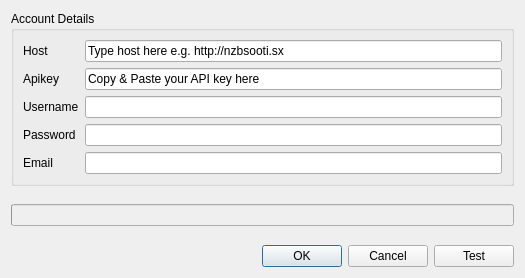
This is gui/dlgnewznab.ui in ensisoft/newsflash-plus as Qt 5 draws it before an edit. The edited form follows.
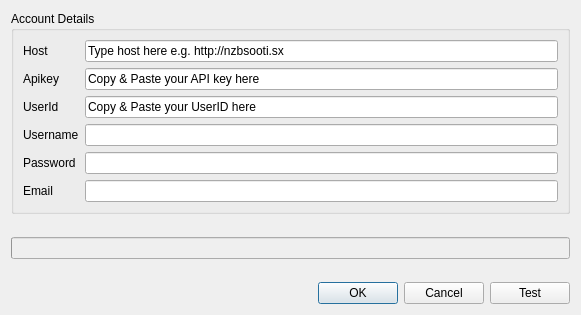
This is the edited form.

The edit to the form file:
```diff
--- a/gui/dlgnewznab.ui
+++ b/gui/dlgnewznab.ui
@@ -6,8 +6,8 @@
    <rect>
     <x>0</x>
     <y>0</y>
-    <width>525</width>
-    <height>278</height>
+    <width>581</width>
+    <height>315</height>
    </rect>
   </property>
   <property name="windowTitle">
@@ -109,6 +109,16 @@
      <layout class="QVBoxLayout" name="verticalLayout">
       <item>
        <layout class="QGridLayout" name="gridLayout">
+        <item row="3" column="2">
+         <widget class="QLineEdit" name="editUsername">
+          <property name="enabled">
+           <bool>true</bool>
+          </property>
+          <property name="readOnly">
+           <bool>true</bool>
+          </property>
+         </widget>
+        </item>
         <item row="0" column="0">
          <widget class="QLabel" name="label">
           <property name="text">
@@ -116,7 +126,7 @@
           </property>
          </widget>
         </item>
-        <item row="0" column="1">
+        <item row="0" column="2">
          <widget class="QLineEdit" name="editHost">
           <property name="text">
            <string>Type host here e.g. http://nzbsooti.sx</string>
@@ -138,7 +148,7 @@
           </property>
          </widget>
         </item>
-        <item row="1" column="1">
+        <item row="1" column="2">
          <widget class="QLineEdit" name="editKey">
           <property name="toolTip">
            <string>&lt;!DOCTYPE HTML PUBLIC &quot;-//W3C//DTD HTML 4.0//EN&quot; &quot;http://www.w3.org/TR/REC-html40/strict.dtd&quot;&gt;
@@ -153,7 +163,7 @@
           </property>
          </widget>
         </item>
-        <item row="2" column="0">
+        <item row="3" column="0">
          <widget class="QLabel" name="lblUsername">
           <property name="toolTip">
            <string>&lt;!DOCTYPE HTML PUBLIC &quot;-//W3C//DTD HTML 4.0//EN&quot; &quot;http://www.w3.org/TR/REC-html40/strict.dtd&quot;&gt;
@@ -168,17 +178,14 @@
           </property>
          </widget>
         </item>
-        <item row="2" column="1">
-         <widget class="QLineEdit" name="editUsername">
-          <property name="enabled">
-           <bool>true</bool>
-          </property>
-          <property name="readOnly">
-           <bool>true</bool>
+        <item row="2" column="0">
+         <widget class="QLabel" name="lblUserId">
+          <property name="text">
+           <string>UserId</string>
           </property>
          </widget>
         </item>
-        <item row="3" column="0">
+        <item row="4" column="0">
          <widget class="QLabel" name="lblPassword">
           <property name="toolTip">
            <string>&lt;!DOCTYPE HTML PUBLIC &quot;-//W3C//DTD HTML 4.0//EN&quot; &quot;http://www.w3.org/TR/REC-html40/strict.dtd&quot;&gt;
@@ -193,7 +200,7 @@
           </property>
          </widget>
         </item>
-        <item row="3" column="1">
+        <item row="4" column="2">
          <widget class="QLineEdit" name="editPassword">
           <property name="enabled">
            <bool>true</bool>
@@ -203,7 +210,7 @@
           </property>
          </widget>
         </item>
-        <item row="4" column="0">
+        <item row="5" column="0">
          <widget class="QLabel" name="lblEmail">
           <property name="toolTip">
            <string>&lt;!DOCTYPE HTML PUBLIC &quot;-//W3C//DTD HTML 4.0//EN&quot; &quot;http://www.w3.org/TR/REC-html40/strict.dtd&quot;&gt;
@@ -218,7 +225,7 @@
           </property>
          </widget>
         </item>
-        <item row="4" column="1">
+        <item row="5" column="2">
          <widget class="QLineEdit" name="editEmail">
           <property name="enabled">
            <bool>true</bool>
@@ -228,6 +235,13 @@
           </property>
          </widget>
         </item>
+        <item row="2" column="2">
+         <widget class="QLineEdit" name="editUserId">
+          <property name="text">
+           <string>Copy &amp; Paste your UserID here</string>
+          </property>
+         </widget>
+        </item>
        </layout>
       </item>
      </layout>
```
Left out of the diff: 6 changed lines with no effect on the pictures.
